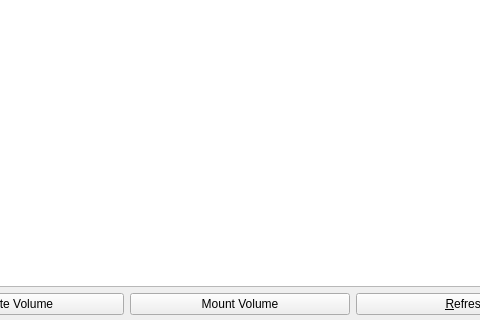
Above: src/cryfs-gui.ui from mhogomchungu/cryfs-gui before the change; both pictures show x 102 to 582 and y 157 to 477 of the 910 by 477 pixel window. Below: the same form after it.
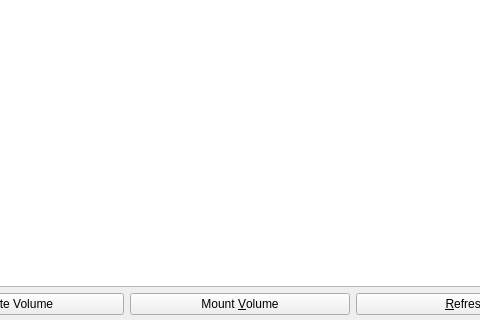
That is the form after the change. Icons and pictures are not drawn.

Commit message: add support for creating and unlocking securefs volumes

What changed in the file:
```diff
--- a/src/cryfs-gui.ui
+++ b/src/cryfs-gui.ui
@@ -105,7 +105,7 @@
         <item>
          <widget class="QPushButton" name="pbunlockcryptfs">
           <property name="text">
-           <string>Mount Volume</string>
+           <string>Mount &amp;Volume</string>
           </property>
          </widget>
         </item>
```
The commit also changes 6 other files.
